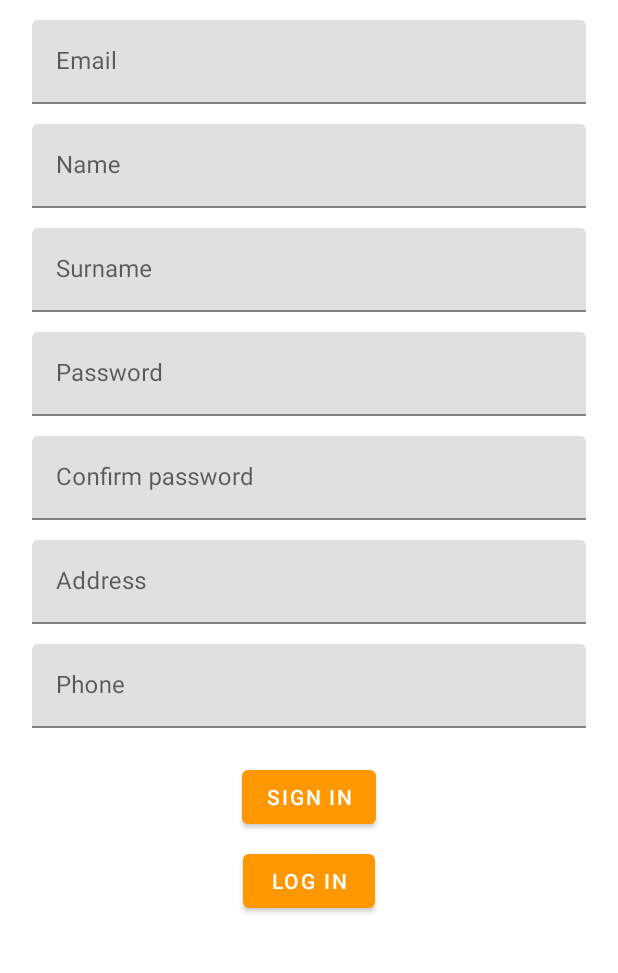
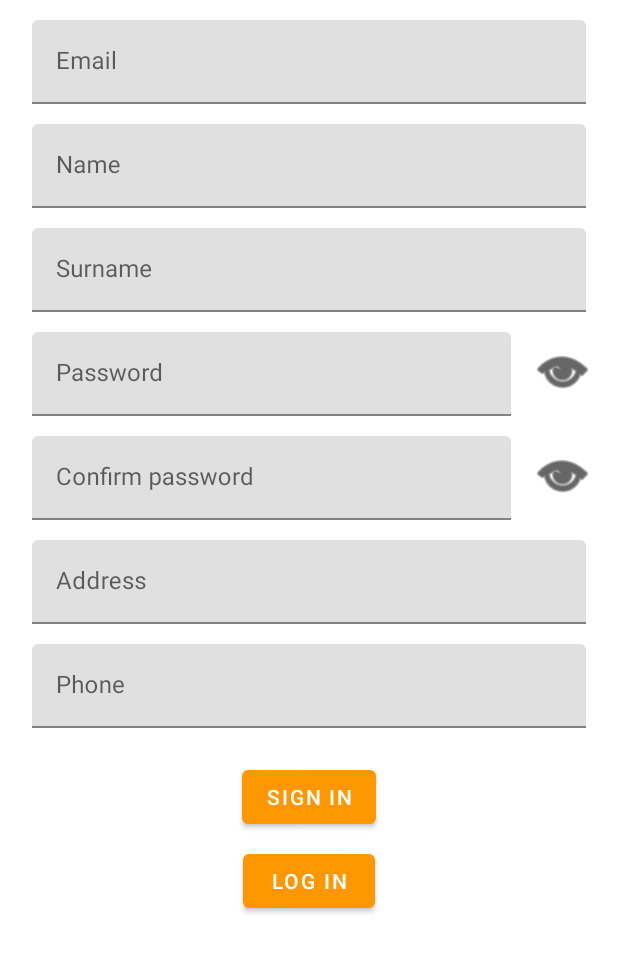
Before and after one commit to MizuNoMashu/HCI_Project, an Android app: the screen it shows after launch (MainActivity), after a tap on "SIGN IN", on a phone screen of 412 x 824 dp, the part 227-1200 px from its top. Run offline under Robolectric (Android 15) with nearby library versions, the phone set to English and light mode, and no system bars.

```diff
--- a/app/src/main/java/com/example/hci/login/SigninFragment.kt
+++ b/app/src/main/java/com/example/hci/login/SigninFragment.kt
@@ -2,6 +2,8 @@ package com.example.hci.login
 
 import android.os.Bundle
 import android.os.Handler
+import android.text.method.HideReturnsTransformationMethod
+import android.text.method.PasswordTransformationMethod
 import android.view.LayoutInflater
 import android.view.View
 import android.view.ViewGroup
@@ -50,6 +52,9 @@ class SigninFragment : Fragment() {
         val signinButton = binding.signins
         val loginButton = binding.logins
 
+        val eyepButton = binding.eyep
+        val eyerButton = binding.eyer
+
         binding.errorTexts.visibility = View.GONE
 
         signinButton.setOnClickListener {
@@ -88,6 +93,28 @@ class SigninFragment : Fragment() {
         }
         loginButton.setOnClickListener {
             NavHostFragment.findNavController(this).navigate(R.id.action_signinFragment_to_loginFragment)
+        }
+
+        var eyevalp = 0
+        eyepButton.setOnClickListener {
+            if(eyevalp == 0){
+                passwordEditText.transformationMethod = HideReturnsTransformationMethod.getInstance()
+                eyevalp = 1
+            } else{
+                passwordEditText.transformationMethod = PasswordTransformationMethod.getInstance()
+                eyevalp = 0
+            }
+        }
+
+        var eyevalr = 0
+        eyerButton.setOnClickListener {
+            if(eyevalr == 0){
+                password2EditText.transformationMethod = HideReturnsTransformationMethod.getInstance()
+                eyevalr = 1
+            } else{
+                password2EditText.transformationMethod = PasswordTransformationMethod.getInstance()
+                eyevalr = 0
+            }
         }
     }
 
--- a/app/src/main/res/layout/fragment_signin.xml
+++ b/app/src/main/res/layout/fragment_signin.xml
@@ -118,8 +118,10 @@
                 android:layout_width="0dp"
                 android:layout_height="wrap_content"
                 android:layout_marginTop="8dp"
+                android:layout_marginEnd="8dp"
                 android:orientation="vertical"
                 app:layout_constraintEnd_toEndOf="parent"
+                app:layout_constraintEnd_toStartOf="@+id/eyep"
                 app:layout_constraintStart_toStartOf="parent"
                 app:layout_constraintTop_toBottomOf="@+id/linearLayout2">
 
@@ -143,8 +145,10 @@
                 android:layout_width="0dp"
                 android:layout_height="wrap_content"
                 android:layout_marginTop="8dp"
+                android:layout_marginEnd="8dp"
                 android:orientation="vertical"
                 app:layout_constraintEnd_toEndOf="parent"
+                app:layout_constraintEnd_toStartOf="@+id/eyer"
                 app:layout_constraintStart_toStartOf="parent"
                 app:layout_constraintTop_toBottomOf="@+id/linearLayout3">
 
@@ -259,6 +263,31 @@
                 app:layout_constraintTop_toTopOf="parent"
                 tools:visibility="gone" />
 
+            <ImageView
+                android:id="@+id/eyep"
+                android:layout_width="42dp"
+                android:layout_height="42dp"
+                android:src="@android:drawable/ic_menu_view"
+                app:layout_constraintBottom_toBottomOf="@+id/linearLayout3"
+                app:layout_constraintEnd_toEndOf="parent"
+                app:layout_constraintHorizontal_bias="1.0"
+                app:layout_constraintStart_toStartOf="parent"
+                app:layout_constraintTop_toTopOf="@+id/linearLayout3"
+                app:tint="@color/black" />
+
+            <ImageView
+                android:id="@+id/eyer"
+                android:layout_width="42dp"
+                android:layout_height="42dp"
+                android:src="@android:drawable/ic_menu_view"
+                app:layout_constraintBottom_toBottomOf="@+id/linearLayout4"
+                app:layout_constraintEnd_toEndOf="parent"
+                app:layout_constraintHorizontal_bias="1.0"
+                app:layout_constraintStart_toStartOf="parent"
+                app:layout_constraintTop_toTopOf="@+id/linearLayout4"
+                app:tint="@color/black" />
+
+
         </androidx.constraintlayout.widget.ConstraintLayout>
 
     </ScrollView>
```
